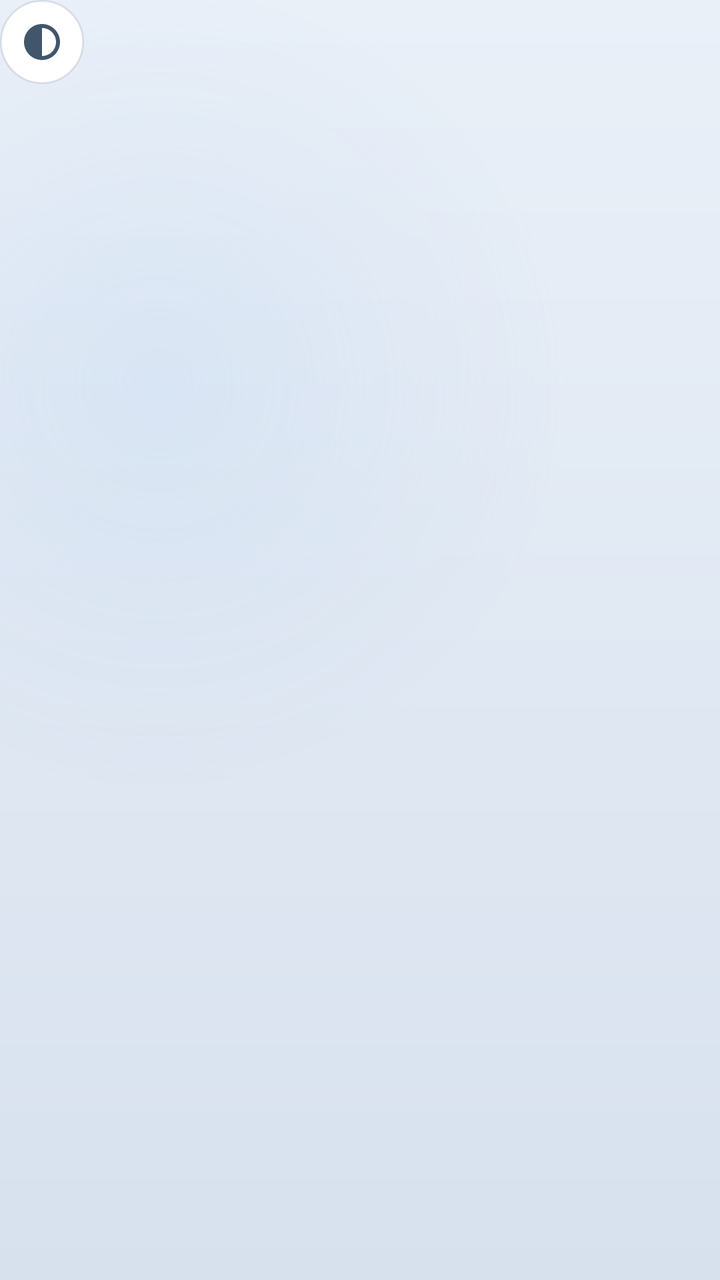
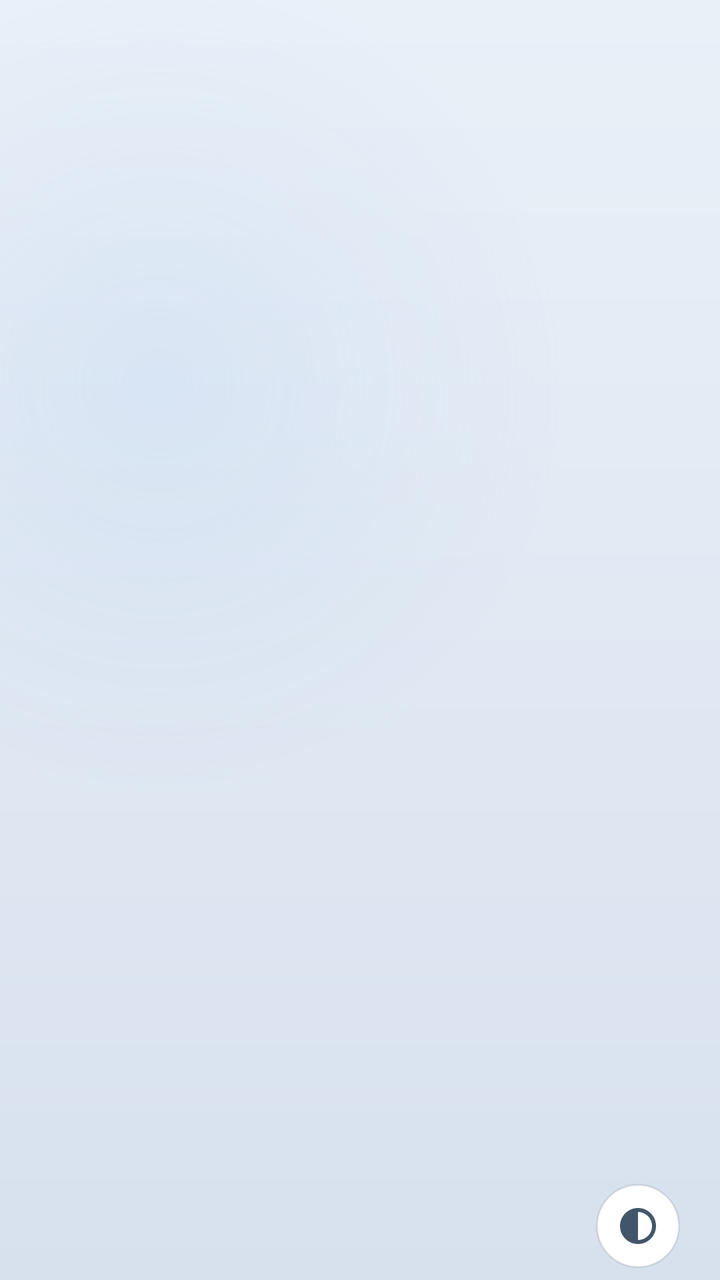

An Android layout rendered at two revisions. The XML below is the earlier revision; the diff shows what the commit changed to produce the second picture.
<!-- AndroidManifest.xml: application theme Theme.ZarwaLauncher -->
<!-- res/layout/activity_main.xml -->
<?xml version="1.0" encoding="utf-8"?>
<androidx.constraintlayout.widget.ConstraintLayout
    xmlns:android="http://schemas.android.com/apk/res/android"
    xmlns:app="http://schemas.android.com/apk/res/constraint"
    android:layout_width="match_parent"
    android:layout_height="match_parent">

    <androidx.viewpager2.widget.ViewPager2
        android:id="@+id/pager"
        android:layout_width="match_parent"
        android:layout_height="match_parent" />

    
    <LinearLayout
        android:id="@+id/dots"
        android:layout_width="wrap_content"
        android:layout_height="wrap_content"
        android:layout_marginBottom="8dp"
        android:gravity="center"
        android:orientation="horizontal"
        app:layout_constraintBottom_toBottomOf="parent"
        app:layout_constraintEnd_toEndOf="parent"
        app:layout_constraintStart_toStartOf="parent" />

    <ImageButton
        android:id="@+id/btnTheme"
        android:layout_width="42dp"
        android:layout_height="42dp"
        android:layout_marginEnd="20dp"
        android:layout_marginBottom="6dp"
        android:background="@drawable/btn_circle"
        android:contentDescription="@string/toggle_theme"
        android:src="@drawable/ic_theme"
        app:layout_constraintBottom_toBottomOf="parent"
        app:layout_constraintEnd_toEndOf="parent" />

</androidx.constraintlayout.widget.ConstraintLayout>
<!-- resources referenced by this layout -->
<resources>
  <!-- drawable btn_circle (drawable) -->
  <?xml version="1.0" encoding="utf-8"?>
  <ripple xmlns:android="http://schemas.android.com/apk/res/android"
      android:color="@color/tile_press">
      <item>
          <shape android:shape="oval">
              <solid android:color="@color/btn_fill" />
              <stroke android:width="1dp" android:color="@color/stroke" />
          </shape>
      </item>
  </ripple>
  <!-- drawable ic_theme (drawable) -->
  <vector xmlns:android="http://schemas.android.com/apk/res/android"
      android:width="24dp" android:height="24dp"
      android:viewportWidth="24" android:viewportHeight="24"
      android:tint="@color/text_secondary">
      <path android:fillColor="#FFFFFF"
          android:pathData="M12,3c-4.97,0 -9,4.03 -9,9s4.03,9 9,9 9,-4.03 9,-9 -4.03,-9 -9,-9zM12,19V5c3.87,0 7,3.13 7,7s-3.13,7 -7,7z" />
  </vector>
  <string name="toggle_theme">تبديل الوضع الفاتح/الداكن</string>
  <style name="Theme.ZarwaLauncher" parent="Theme.Material3.DayNight.NoActionBar">
          <item name="android:windowBackground">@drawable/bg_gradient</item>
          <item name="colorPrimary">@color/accent</item>
          <item name="colorOnPrimary">@color/white</item>
          <item name="android:colorBackground">@color/bg_bottom</item>
          <item name="android:statusBarColor">@android:color/transparent</item>
          <item name="android:navigationBarColor">@android:color/transparent</item>
          <item name="android:fontFamily">sans-serif-light</item>
      </style>
  <color name="tile_press">#14000000</color>
  <color name="btn_fill">#FFFFFFFF</color>
  <color name="stroke">#1A0B1A2E</color>
  <color name="text_secondary">#42566B</color>
  <!-- drawable bg_gradient (drawable) -->
  <?xml version="1.0" encoding="utf-8"?>
  <layer-list xmlns:android="http://schemas.android.com/apk/res/android">
      <item>
          <shape android:shape="rectangle">
              <gradient
                  android:angle="115"
                  android:startColor="@color/bg_top"
                  android:endColor="@color/bg_bottom"
                  android:type="linear" />
          </shape>
      </item>
      <item>
          <shape android:shape="rectangle">
              <gradient
                  android:centerX="0.22"
                  android:centerY="0.30"
                  android:gradientRadius="620"
                  android:startColor="@color/glow"
                  android:endColor="#00000000"
                  android:type="radial" />
          </shape>
      </item>
  </layer-list>
  <color name="accent">#1E88D6</color>
  <color name="white">#FFFFFFFF</color>
  <color name="bg_bottom">#D7E1EE</color>
  <color name="bg_top">#EAF0F8</color>
  <color name="glow">#33A9CBF0</color>
</resources>

<!-- the commit's change to res/layout/activity_main.xml (unified diff, before → after) -->
@@ -1,7 +1,7 @@
 <?xml version="1.0" encoding="utf-8"?>
 <androidx.constraintlayout.widget.ConstraintLayout
     xmlns:android="http://schemas.android.com/apk/res/android"
-    xmlns:app="http://schemas.android.com/apk/res/constraint"
+    xmlns:app="http://schemas.android.com/apk/res-auto"
     android:layout_width="match_parent"
     android:layout_height="match_parent">
 
